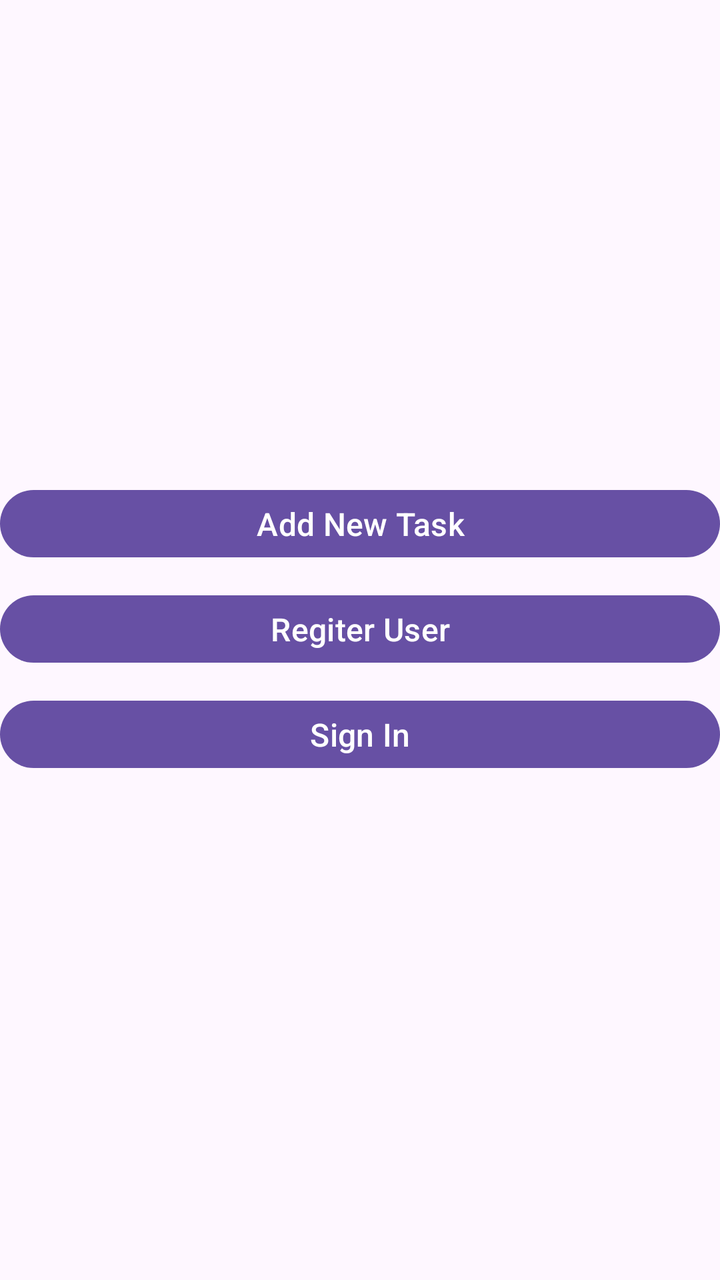
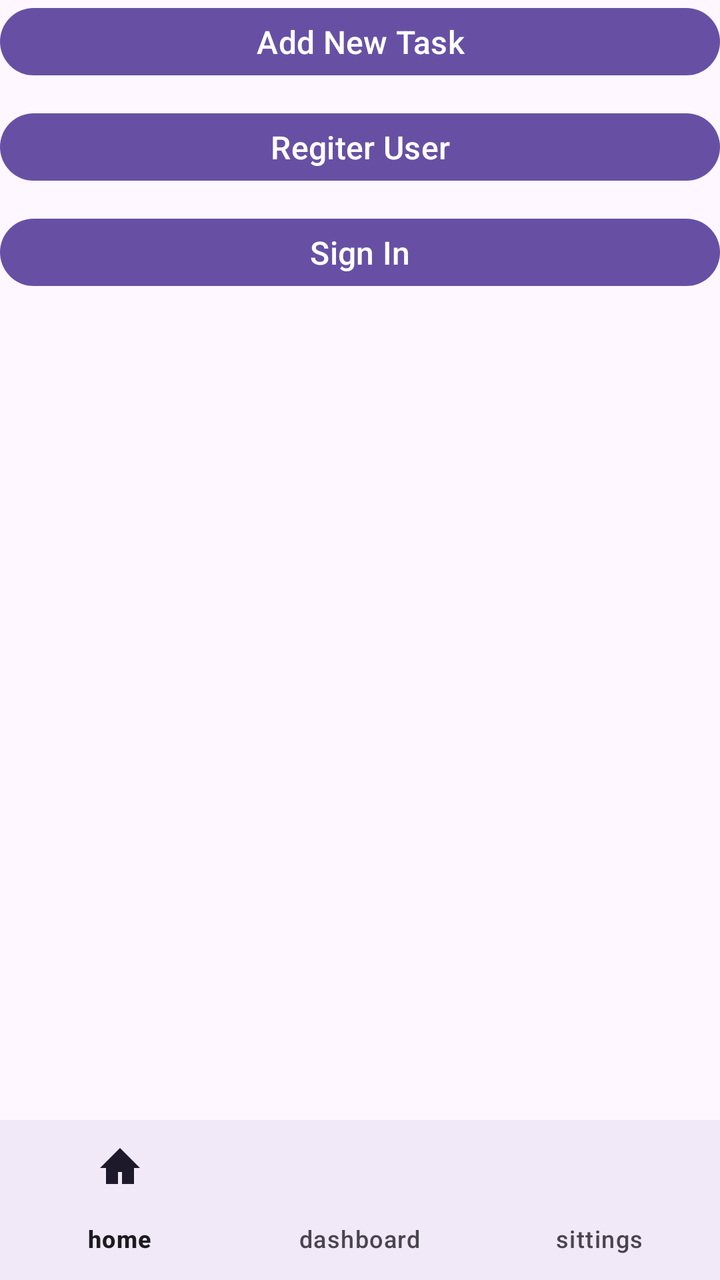

Two renders of the same Android screen: before a commit and after it. Below are the layout's source before the change and the commit's diff.
<!-- AndroidManifest.xml: application theme Theme.NewApplicationfinalProject -->
<!-- res/layout/activity_main.xml -->
<?xml version="1.0" encoding="utf-8"?>
<LinearLayout xmlns:android="http://schemas.android.com/apk/res/android"
    xmlns:app="http://schemas.android.com/apk/res-auto"
    xmlns:tools="http://schemas.android.com/tools"
    android:id="@+id/main"
    android:layout_width="match_parent"
    android:layout_height="match_parent"
    android:gravity="center"
    android:orientation="vertical"
    tools:context=".Model.ViewPkg.MainActivity">

    <Button
        android:id="@+id/btnAddTaskScreen"
        android:layout_width="match_parent"
        android:layout_height="wrap_content"
        android:layout_gravity="center"
        android:gravity="center"
        android:insetBottom="15dp"
        android:onClick="onClick"
        android:text="Add New Task"
        android:textSize="16sp" />

    <Button
        android:id="@+id/btnRegisterScreen"
        android:layout_width="match_parent"
        android:layout_height="wrap_content"
        android:layout_gravity="center"
        android:gravity="center"
        android:insetBottom="15dp"
        android:onClick="onClickR"
        android:text="Regiter User"
        android:textSize="16sp" />

    <Button
        android:id="@+id/btnSignInScreen"
        android:layout_width="match_parent"
        android:layout_height="wrap_content"
        android:layout_gravity="center"
        android:gravity="center"
        android:insetBottom="15dp"
        android:onClick="onClickS"
        android:text="Sign In"
        android:textSize="16sp" />

</LinearLayout>
<!-- resources referenced by this layout -->
<resources>
  <style name="Theme.NewApplicationfinalProject" parent="Base.Theme.NewApplicationfinalProject" />
  <style name="Base.Theme.NewApplicationfinalProject" parent="Theme.Material3.DayNight">
          
          
      </style>
</resources>

<!-- the commit's change to res/layout/activity_main.xml (unified diff, before → after) -->
@@ -41,5 +41,31 @@
         android:onClick="onClickS"
         android:text="Sign In"
         android:textSize="16sp" />
+    <RelativeLayout xmlns:android="http://schemas.android.com/apk/res/android"
+        xmlns:app="http://schemas.android.com/apk/res-auto"
+        android:id="@+id/Main"
+        android:layout_width="match_parent"
+        android:layout_height="match_parent">
+    
+    <FrameLayout
+        android:id="@+id/fragment_container"
+        android:layout_width="match_parent"
+        android:layout_height="match_parent"
+        android:layout_above="@id/bottom_navigation" />
+        
+        <com.google.android.material.bottomnavigation.BottomNavigationView
+            android:id="@+id/bottom_navigation"
+            android:layout_width="match_parent"
+            android:layout_height="wrap_content"
+            android:layout_alignParentBottom="true"
+            android:background="?android:attr/windowBackground"
+            app:menu="@menu/bottom_nav_menu" />
+
+    </RelativeLayout>
+
+
+
+
+
 
 </LinearLayout>
